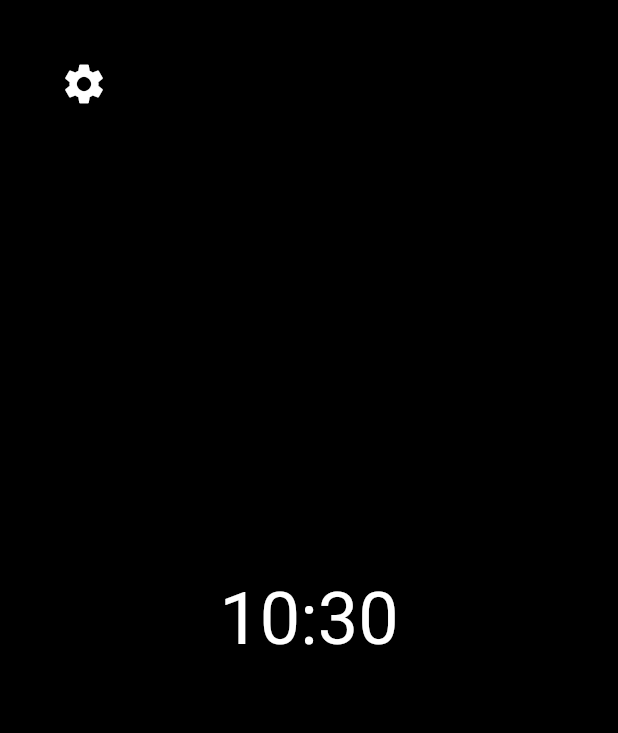
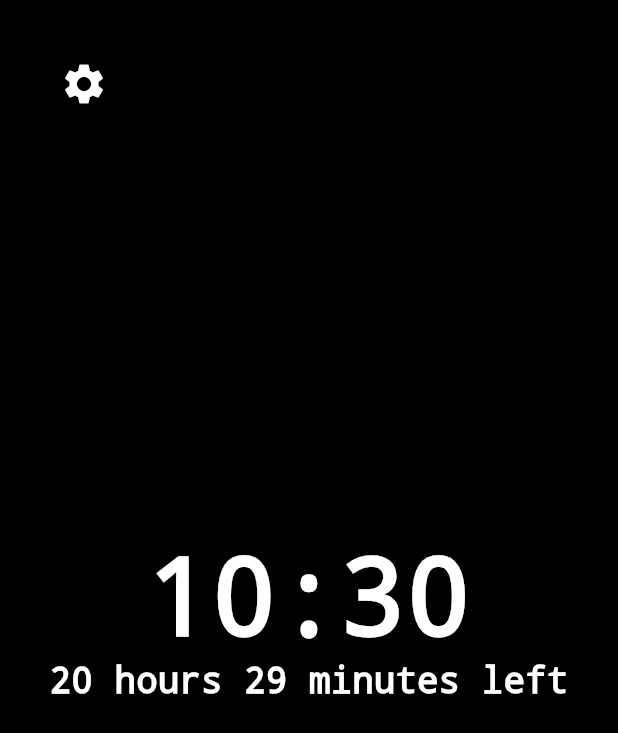
Before and after one commit to MikiVanousek/horolux, a Flutter app: the screen it shows after launch, after a tap on "Start", on a phone screen of 412 x 824 dp. Shown: the top 733 px of the screen. Run offline on Flutter 3.47's test engine with Material 2 defaults, Android fonts, the phone set to English and light mode, and no system bars; our stand-ins replace flutter_bloc, shared_preferences, wakelock.

Commit message:
ClockScreen: added time left indicator

```diff
--- a/lib/clock/clock_screen.dart
+++ b/lib/clock/clock_screen.dart
@@ -3,6 +3,7 @@ import 'package:flutter/services.dart';
 import 'package:flutter_bloc/flutter_bloc.dart';
 import 'package:horolux/clock/clock_screen_bloc.dart';
 import 'package:horolux/clock/clock_screen_state.dart';
+import 'package:horolux/presets/hl_colors.dart';
 import 'package:horolux/presets/hl_text_styles.dart';
 import 'package:horolux/settings/settings.dart';
 import 'package:horolux/settings/settings_screen_bloc.dart';
@@ -44,16 +45,15 @@ class _ClockScreenState extends State<ClockScreen> {
         return BlocProvider(
           create: (context) => ClockScreenBlock(state, context),
           child: BlocBuilder<ClockScreenBlock, ClockScreenState>(
-              builder: (context, state) => Material(
-                    child: Container(
+              builder: (context, state) => Container(
                     color: state.backgroundColor,
                     child: Stack(
                       children: [
                         Padding(
                           padding: const EdgeInsets.all(32.0),
+                          child: Material(
+                            color: HLColors.background,
                             child: IconButton(
-                              // onPressed: () => Navigator.of(context).push(
-                              // MaterialPageRoute(builder: (_) => SettingsScreen())),
                               onPressed: () => Navigator.of(context).pop(),
                               icon: Icon(
                                 Icons.settings,
@@ -62,15 +62,25 @@ class _ClockScreenState extends State<ClockScreen> {
                               ),
                             ),
                           ),
+                        ),
                         Center(
-                            child: Text(
+                          child: Column(
+                            mainAxisSize: MainAxisSize.min,
+                            children: [
+                              Text(
                                 state.time,
                                 style: HLTextstyles.clock
                                     .copyWith(color: state.accentColor),
                               ),
+                              Text(
+                                state.sleepLeftMessage,
+                                style: HLTextstyles.label
+                                    .copyWith(color: state.accentColor),
+                              )
+                            ],
+                          ),
                         ),
                       ],
-                      ),
                     ),
                   )),
         );
--- a/lib/clock/clock_screen_bloc.dart
+++ b/lib/clock/clock_screen_bloc.dart
@@ -16,6 +16,7 @@ class ClockScreenBlock extends Cubit<ClockScreenState> {
         wakeupTime = _nextDateTime(settings.wakeupTime),
         super(ClockScreenState(
           settings.wakeupTime.toString(),
+          "",
           HLColors.background,
           HLColors.accent,
         )) {
@@ -32,14 +33,14 @@ class ClockScreenBlock extends Cubit<ClockScreenState> {
     }
     var today = DateTime(now.year, now.month, now.day + extraDay,
         timeOfDay.hour, timeOfDay.minute);
-    if(!today.isAfter(now)){
+    if (!today.isAfter(now)) {
       throw Exception('Time of wake up is not in the future!');
     }
     return today;
   }
 
   void _updateTime() {
-    if(super.isClosed){
+    if (super.isClosed) {
       return;
     }
     var time = DateTime.now();
@@ -63,10 +64,15 @@ class ClockScreenBlock extends Cubit<ClockScreenState> {
   ClockScreenState _genState(DateTime time) {
     var timeString = _timeString(time);
     Color background, text;
-    if (time.add(lightDuration).isAfter(wakeupTime)) {
-      var progress = 1 -
-          (wakeupTime.millisecondsSinceEpoch - time.millisecondsSinceEpoch) /
-              lightDuration.inMilliseconds;
+
+    Duration sleepLeft = wakeupTime.difference(time);
+    String sleepLeftMsg =
+        (sleepLeft.inHours > 0 ? "${sleepLeft.inHours} hours " : "") +
+            "${sleepLeft.inMinutes % 60} minutes left";
+
+    if (sleepLeft.compareTo(lightDuration) > 0) {
+      var progress =
+          1 - (sleepLeft.inMilliseconds / lightDuration.inMilliseconds);
       background = Color.lerp(HLColors.background, HLColors.accent, progress) ??
           Colors.red;
       text = progress > 0.5 ? HLColors.background : HLColors.accent;
@@ -74,6 +80,6 @@ class ClockScreenBlock extends Cubit<ClockScreenState> {
       background = HLColors.background;
       text = HLColors.accent;
     }
-    return ClockScreenState(timeString, background, text);
+    return ClockScreenState(timeString, sleepLeftMsg, background, text);
   }
 }
--- a/lib/clock/clock_screen_state.dart
+++ b/lib/clock/clock_screen_state.dart
@@ -2,8 +2,9 @@ import 'package:flutter/cupertino.dart';
 
 class ClockScreenState {
   final String time;
+  final String sleepLeftMessage;
   final Color backgroundColor;
   final Color accentColor;
 
-  ClockScreenState(this.time, this.backgroundColor, this.accentColor);
+  ClockScreenState(this.time, this.sleepLeftMessage, this.backgroundColor, this.accentColor);
 }
--- a/lib/presets/hl_text_styles.dart
+++ b/lib/presets/hl_text_styles.dart
@@ -6,7 +6,7 @@ class HLTextstyles {
         color: HLColors.accent,
         decoration: TextDecoration.none,
       ),
-      clock = base.copyWith(fontSize: 48),
+      clock = base.copyWith(fontSize: 72),
       label = base.copyWith(
         fontSize: 24,
         color: HLColors.accentDull,
--- a/lib/settings/settings_screen.dart
+++ b/lib/settings/settings_screen.dart
@@ -1,9 +1,6 @@
-import 'package:flutter/cupertino.dart';
 import 'package:flutter/material.dart';
 import 'package:flutter_bloc/flutter_bloc.dart';
-import 'package:flutter_material_pickers/helpers/show_scroll_picker.dart';
 import 'package:horolux/clock/clock_screen.dart';
-import 'package:horolux/main.dart';
 import 'package:horolux/presets/hl_colors.dart';
 import 'package:horolux/presets/hl_text_styles.dart';
 import 'package:horolux/settings/settings.dart';
```
Lines whose indentation alone changed are shown as unchanged.
